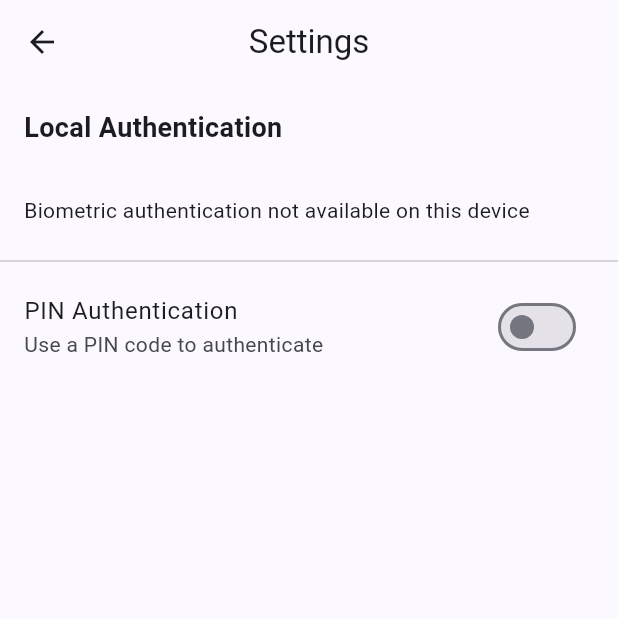
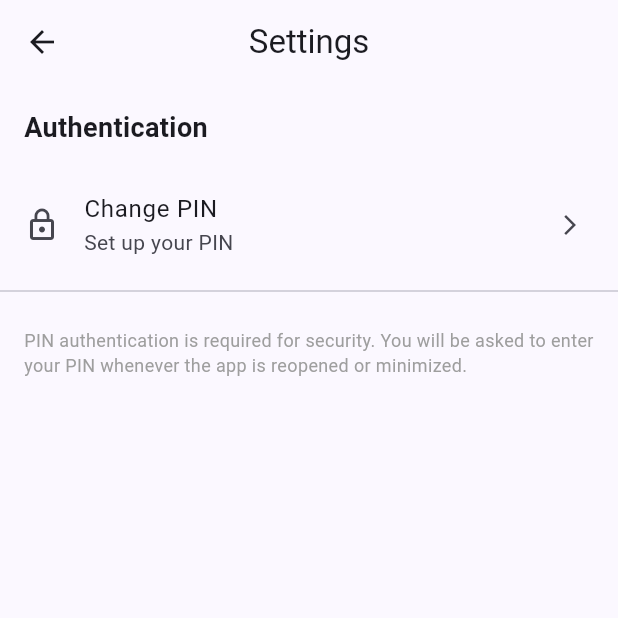
Before and after one commit to dsoosh/birth-journal-midwife-app, a Flutter app: the SettingsScreen screen opened by its route, on a phone screen of 412 x 824 dp, the top half of it. Run offline on Flutter 3.47's test engine with Material 3 defaults, Android fonts, the phone set to English and light mode, and no system bars; our stand-ins replace flutter_local_notifications, flutter_secure_storage, local_auth; missing offline and left inert: mobile_scanner; accounts and stored records are empty.

Commit message:
Update midwife app: require PIN auth on minimize/resume, simplify settings (PIN only)

```diff
--- a/lib/screens/settings_screen.dart
+++ b/lib/screens/settings_screen.dart
@@ -46,91 +46,28 @@ class _SettingsScreenState extends State<SettingsScreen> {
           const Padding(
             padding: EdgeInsets.all(16),
             child: Text(
-              'Local Authentication',
+              'Authentication',
               style: TextStyle(
                 fontSize: 18,
                 fontWeight: FontWeight.bold,
               ),
             ),
           ),
-          FutureBuilder<bool>(
-            future: _canUseBiometric,
-            builder: (context, snapshot) {
-              if (!snapshot.hasData || !snapshot.data!) {
-                return const Padding(
-                  padding: EdgeInsets.all(16),
-                  child: Text('Biometric authentication not available on this device'),
-                );
-              }
-
-              return ListTile(
-                title: const Text('Biometric Authentication'),
-                subtitle: const Text('Use fingerprint or face recognition'),
-                trailing: Switch(
-                  value: _biometricEnabled,
-                  onChanged: (value) async {
-                    if (value) {
-                      final authenticated = await _biometricService.authenticate();
-                      if (authenticated) {
-                        await _biometricService.enableBiometric();
-                        setState(() => _biometricEnabled = true);
-                        if (mounted) {
-                          ScaffoldMessenger.of(context).showSnackBar(
-                            const SnackBar(
-                              content: Text('Biometric authentication enabled'),
-                            ),
-                          );
-                        }
-                      }
-                    } else {
-                      await _biometricService.disableBiometric();
-                      setState(() => _biometricEnabled = false);
-                      if (mounted) {
-                        ScaffoldMessenger.of(context).showSnackBar(
-                          const SnackBar(
-                            content: Text('Biometric authentication disabled'),
-                          ),
-                        );
-                      }
-                    }
-                  },
-                ),
-              );
-            },
+          ListTile(
+            title: const Text('Change PIN'),
+            subtitle: Text(_pinEnabled ? 'PIN authentication is active' : 'Set up your PIN'),
+            leading: const Icon(Icons.lock_outline),
+            trailing: const Icon(Icons.arrow_forward_ios, size: 16),
+            onTap: () => _showPINDialog(context),
           ),
           const Divider(),
-          ListTile(
-            title: const Text('PIN Authentication'),
-            subtitle: const Text('Use a PIN code to authenticate'),
-            trailing: Switch(
-              value: _pinEnabled,
-              onChanged: (value) async {
-                if (value) {
-                  _showPINDialog(context);
-                } else {
-                  await _biometricService.disablePIN();
-                  await _biometricService.clearPIN();
-                  setState(() {
-                    _pinEnabled = false;
-                    _pinValue = null;
-                  });
-                  if (mounted) {
-                    ScaffoldMessenger.of(context).showSnackBar(
-                      const SnackBar(
-                        content: Text('PIN authentication disabled'),
-                      ),
-                    );
-                  }
-                }
-              },
+          const Padding(
+            padding: EdgeInsets.all(16.0),
+            child: Text(
+              'PIN authentication is required for security. You will be asked to enter your PIN whenever the app is reopened or minimized.',
+              style: TextStyle(fontSize: 12, color: Colors.grey),
             ),
           ),
-          if (_pinEnabled)
-            ListTile(
-              title: const Text('Change PIN'),
-              subtitle: const Text('Update your authentication PIN'),
-              onTap: () => _showPINDialog(context),
-            ),
         ],
       ),
     );
```
Also changed, not shown: lib/main.dart (+34 -4 lines), lib/screens/pin_entry_screen.dart (added, +126 -0 lines).
